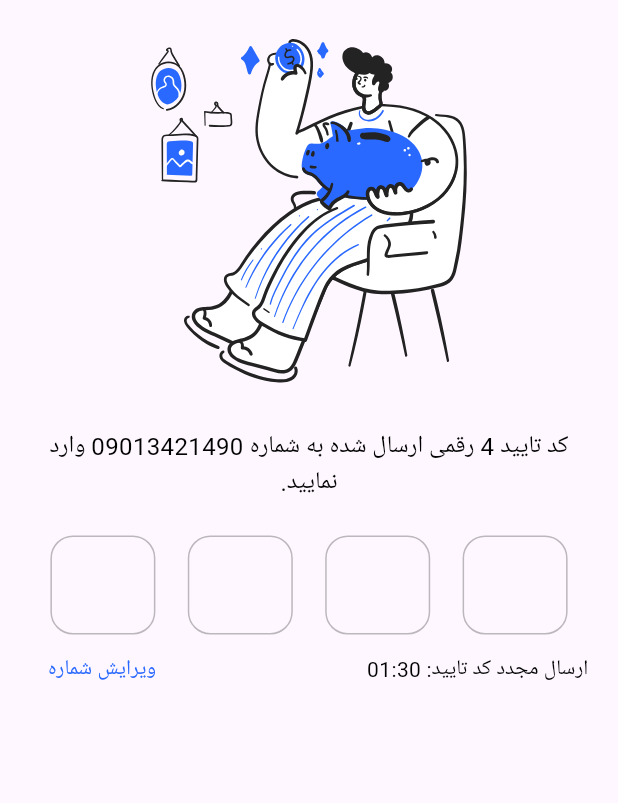
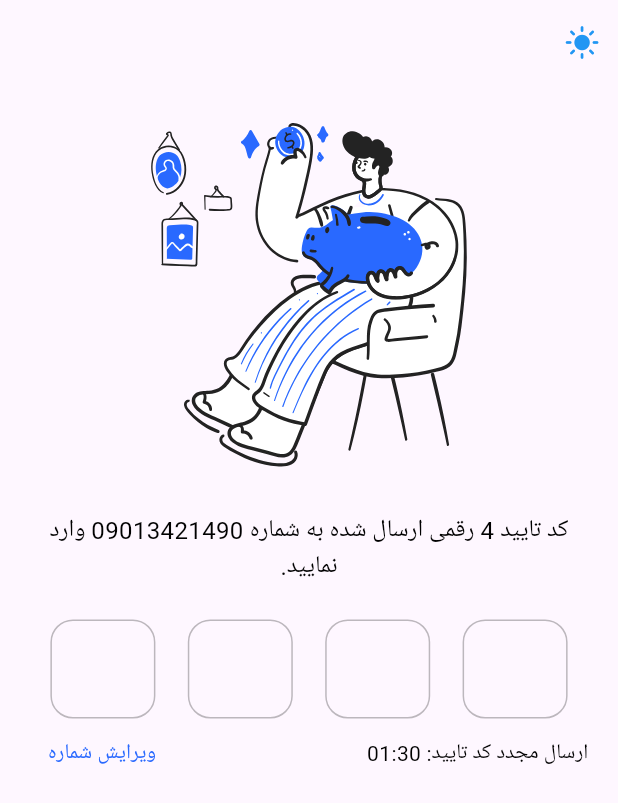
Before and after one commit to rezaabiri/poolino, a Flutter app: the VerifyCodePage screen opened directly, on a phone screen of 412 x 824 dp. Shown: the top 803 px of the screen. Run offline on Flutter 3.47's test engine with Material 3 defaults, Android fonts, the phone set to English and light mode, and no system bars; drawn by our look-alikes of otp_text_field; our stand-ins replace bloc, dio, dotted_line, equatable, flutter_bloc, flutter_svg and 4 more; missing offline and left inert: animated_snack_bar, flutter_sms_inbox; accounts and stored records are empty; Roboto replaces fonts that are missing (yekan_bold).

Commit message:
تغییرات صفحه لاگین و کاستوم سازی لودینگ. تغییرات دیزاینی. انتقال به صفحه کد درصورت موفق بود درخواست. تنظیم اررور هندلر و ...

```diff
--- a/lib/common/error_handler/check_exception.dart
+++ b/lib/common/error_handler/check_exception.dart
@@ -33,12 +33,14 @@ class CheckExceptions {
         return DataFailed(appException.message);
     /// get refresh token and call api again
       case UnauthorisedException:
-        if (refreshAttempts < 2) {
+        return DataFailed(appException.message);
+
+    /*if (refreshAttempts < 2) {
           await refreshToken();
           return await repeatRequestWithNewToken();
         } else {
           return DataFailed(appException.message);
-        }
+        }*/
 
     /// server error
       case ServerException:
--- a/lib/common/resources/data_state.dart
+++ b/lib/common/resources/data_state.dart
@@ -11,5 +11,5 @@ class DataSuccess<T> extends DataState<T>{
 }
 
 class DataFailed<T> extends DataState<T>{
-  const DataFailed(String error) : super(null, error);
+  const DataFailed(String? error) : super(null, error);
 }
--- a/lib/common/theme/my_theme.dart
+++ b/lib/common/theme/my_theme.dart
@@ -22,18 +22,19 @@ class MyThemes {
       labelSmall: TextStyle(color:Colors.white, fontFamily: "medium", fontSize: 11),
     ),
     primaryColor: PoolinoColors.baseColor,
+    canvasColor: Colors.white,
     colorScheme: ColorScheme(
         brightness: Brightness.dark,
         primary: PoolinoColors.baseColor,
         onPrimary: Colors.red,
-        secondary: Colors.green,
+        secondary: Colors.blue,
         onSecondary: Colors.blue,
         error: Colors.orange,
         onError: Colors.pink,
         background: Colors.black,
-        onBackground: Colors.amber,
+        onBackground: Colors.grey,
         surface: Colors.cyanAccent,
-        onSurface: Colors.purple)
+        onSurface: Colors.grey)
   );
 
   static ThemeData get lightTheme => ThemeData.light().copyWith(
@@ -55,18 +56,19 @@ class MyThemes {
       labelSmall: TextStyle(color:Colors.black, fontFamily: "medium", fontSize: 11),
     ),
       primaryColor: PoolinoColors.baseColor,
+      canvasColor: Colors.black,
       colorScheme: ColorScheme(
           brightness: Brightness.light,
           primary: PoolinoColors.baseColor,
-          onPrimary: Colors.lightGreenAccent,
-          secondary: Colors.green,
+          onPrimary: PoolinoColors.baseColor,
+          secondary: Colors.blue,
           onSecondary: Colors.blue,
           error: Colors.red,
           onError: Colors.pink,
           background: Colors.red,
           onBackground: Colors.grey,
-          surface: Colors.cyanAccent,
-          onSurface: Colors.purple,
+          surface: PoolinoColors.baseColor,
+          onSurface: Colors.grey,
       )
 
   );
--- a/lib/common/widgets/buttons/button_primary.dart
+++ b/lib/common/widgets/buttons/button_primary.dart
@@ -12,16 +12,16 @@ class ButtonPrimary extends StatelessWidget {
 
     return SizedBox(
       width: MediaQuery.of(context).size.width,
-      height: 65,
+      height: 40,
       child: ElevatedButton(
         style: ElevatedButton.styleFrom(
           backgroundColor: PoolinoColors.baseColor,
           shape: RoundedRectangleBorder(
-            borderRadius: BorderRadius.circular(14),
+            borderRadius: BorderRadius.circular(10),
           )
         ),
           onPressed: onPressed,
-          child: Text(text, style: theme.textTheme.titleMedium,),
+          child: Text(text, style: const TextStyle(fontFamily: 'regular', fontSize: 14, color: Colors.white),),
       ),
     );
   }
--- a/lib/common/widgets/poolino_snackbar.dart
+++ b/lib/common/widgets/poolino_snackbar.dart
@@ -10,7 +10,7 @@ class PoolinoSnackBar {
 
   PoolinoSnackBar({required this.icon, required this.type});
 
-  void showPoolinoSnackBar(BuildContext context, String message) {
+  void show(BuildContext context, String message) {
     final snackbar = AnimatedSnackBar(
       mobileSnackBarPosition: MobileSnackBarPosition.bottom,
       duration: const Duration(seconds: 5),
@@ -23,7 +23,7 @@ class PoolinoSnackBar {
           builder: (context) {
             return Container(
               padding: const EdgeInsets.only(left: 20, right: 20),
-              height: 72,
+              height: 55,
               width: MediaQuery.of(context).size.width,
               decoration: BoxDecoration(
                 borderRadius: BorderRadius.circular(14),
@@ -34,7 +34,7 @@ class PoolinoSnackBar {
                 mainAxisAlignment: MainAxisAlignment.spaceBetween,
                 children: [
                   Icon(icon, color: Colors.white),
-                  Text(message, style: const TextStyle(fontSize: 16, fontFamily: "yekan_semibold", color: Colors.white),),
+                  Expanded(child: Text(message, style: const TextStyle(fontSize: 14, fontFamily: "regular", color: Colors.white), textDirection: TextDirection.rtl,)),
                 ],
               )
             );
--- a/lib/features/login_feature/presentation/bloc/login_bloc.dart
+++ b/lib/features/login_feature/presentation/bloc/login_bloc.dart
@@ -14,7 +14,7 @@ part 'login_state.dart';
 class LoginBloc extends Bloc<LoginEvent, LoginState> {
   final LoginUseCase loginUseCase;
 
-  LoginBloc(this.loginUseCase) : super(LoginState(loginStatus: LoginLoading())){
+  LoginBloc(this.loginUseCase) : super(LoginState(loginStatus: LoadingInitial())){
     on<LoadLoginEvent>((event, emit) async {
       emit(state.copyWith(newLoginStatus: LoginLoading()));
       DataState dataState = await loginUseCase(event.loginParams);
--- a/lib/features/login_feature/presentation/bloc/login_status.dart
+++ b/lib/features/login_feature/presentation/bloc/login_status.dart
@@ -3,6 +3,7 @@
 import '../../domain/entities/login_entity.dart';
 
 abstract class LoginStatus{}
+class LoadingInitial extends LoginStatus{}
 class LoginLoading extends LoginStatus{}
 class LoginComplete extends LoginStatus{
   final LoginEntity loginEntity;
--- a/lib/features/login_feature/screens/verify_code_page.dart
+++ b/lib/features/login_feature/screens/verify_code_page.dart
@@ -5,6 +5,8 @@ import 'package:otp_text_field/otp_field.dart';
 import 'package:otp_text_field/otp_text_field.dart';
 import 'package:otp_text_field/style.dart';
 import 'package:poolino/common/poolino_colors.dart';
+
+import '../../../common/theme/ThemeSwitcher.dart';
 
 class VerifyCodePage extends StatefulWidget {
   const VerifyCodePage({super.key});
@@ -16,40 +18,13 @@ class VerifyCodePage extends StatefulWidget {
 class _LoginPageState extends State<VerifyCodePage> {
   OtpFieldController otpController = OtpFieldController();
 
-  List<String> number = [
-    "1",
-    "2",
-    "3",
-    "4",
-    "5",
-    "6",
-    "7",
-    "8",
-    "9",
-    "0",
-    "ارسال کد",
-    "00",
-  ];
-  List<String> type = [
-    "number",
-    "number",
-    "number",
-    "number",
-    "number",
-    "number",
-    "number",
-    "number",
-    "number",
-    "number",
-    "text",
-    "icon",
-  ];
-
-
   @override
   Widget build(BuildContext context) {
-    return SafeArea(
-      child: Scaffold(
+    return Scaffold(
+      appBar: AppBar(
+        backgroundColor: Colors.transparent,
+        actions: const [ThemeSwitcher()],
+      ),
        body: SingleChildScrollView(
          clipBehavior: Clip.antiAliasWithSaveLayer,
          child: Padding(
@@ -121,7 +96,6 @@ class _LoginPageState extends State<VerifyCodePage> {
            ),
          ),
        )
-      ),
     );
   }
 }
--- a/lib/main.dart
+++ b/lib/main.dart
@@ -39,9 +39,9 @@ class _MyAppState extends State<MyApp> {
 
   @override
   Widget build(BuildContext context) {
+    var theme = Theme.of(context).canvasColor;
     SystemChrome.setSystemUIOverlayStyle(const SystemUiOverlayStyle(
-        statusBarColor: Colors.transparent,
-        statusBarIconBrightness: Brightness.dark
+        statusBarColor: Colors.grey
     ));
     final GlobalKey<ScaffoldState> scaffoldKey = GlobalKey<ScaffoldState>();
 
```
Also changed, not shown: lib/common/utils/prefs_opreator.dart (+9 -9 lines), lib/common/widgets/loading.dart (added, +17 -0 lines), lib/common/widgets/poolino_text_field.dart (+11 -4 lines), lib/features/login_feature/data/data_source/remote/api_provider.dart (+7 -1 lines), lib/features/login_feature/repository/login_repository_impl.dart (+15 -10 lines), lib/features/login_feature/screens/phone_page.dart (+70 -13 lines), lib/features/splash_feature/screens/splash_screen.dart (+18 -3 lines), 3 other files. Lines whose indentation alone changed are shown as unchanged.
